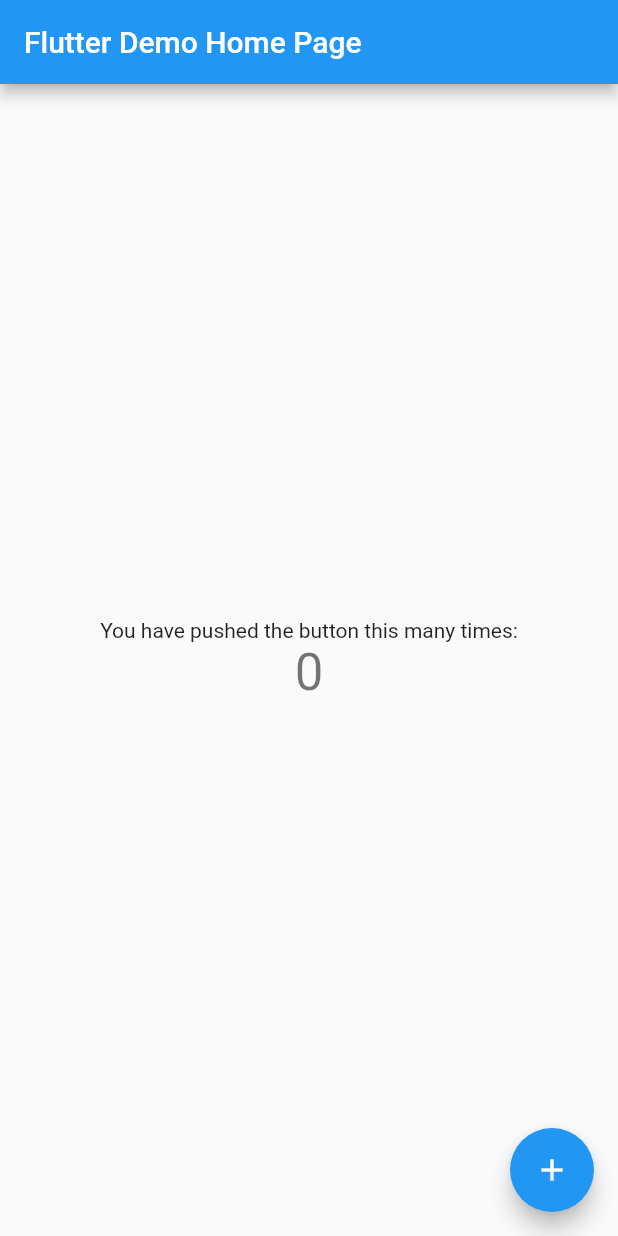
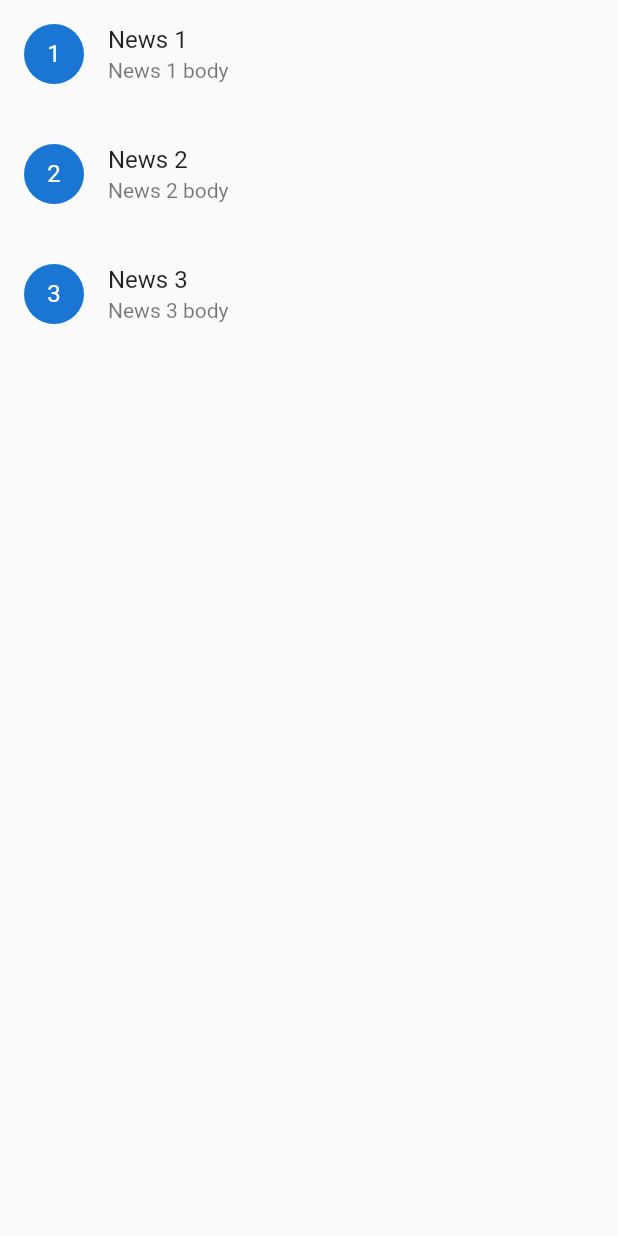
Before and after one commit to thisisyusub/Related-to-Articles, a Flutter app: the screen it shows after launch, on a phone screen of 412 x 824 dp. Run offline on Flutter 3.47's test engine with Material 2 defaults, Android fonts, the phone set to English and light mode, and no system bars; our stand-ins replace firebase_core, firebase_dynamic_links, flutter_riverpod, go_router; accounts and stored records are empty.

Commit message:
deep link article part 1 completed

```diff
--- /dev/null
+++ b/android_deep_linking/lib/app_router.dart
@@ -0,0 +1,20 @@
+import 'package:go_router/go_router.dart';
+
+import 'news_list_page.dart';
+import 'news_page.dart';
+
+final router = GoRouter(
+  initialLocation: '/',
+  routes: [
+    GoRoute(
+      path: '/',
+      builder: (context, state) => const NewsListPage(),
+    ),
+    GoRoute(
+      path: '/news/:id',
+      builder: (context, state) => NewsPage(
+        id: state.params['id']!,
+      ),
+    ),
+  ],
+);
--- /dev/null
+++ b/android_deep_linking/lib/injection_container.dart
@@ -0,0 +1,22 @@
+import 'package:firebase_dynamic_links/firebase_dynamic_links.dart';
+import 'package:flutter_riverpod/flutter_riverpod.dart';
+
+import 'dynamic_link_notifier.dart';
+import 'dynamic_link_service.dart';
+
+final firebaseDynamicLinksProvider = Provider<FirebaseDynamicLinks>(
+  (ref) => FirebaseDynamicLinks.instance,
+);
+
+final dynamicLinkServiceProvider = Provider<DynamicLinkService>(
+  (ref) => DynamicLinkServiceImpl(
+    dynamicLinks: ref.watch(firebaseDynamicLinksProvider),
+  ),
+);
+
+final dynamicLinkNotifierProvider =
+    StateNotifierProvider<DynamicLinkNotifier, String?>(
+  (ref) => DynamicLinkNotifier(
+    dynamicLinkService: ref.watch(dynamicLinkServiceProvider),
+  ),
+);
--- a/android_deep_linking/lib/main.dart
+++ b/android_deep_linking/lib/main.dart
@@ -1,115 +1,34 @@
+import 'package:android_deep_linking/app_router.dart';
+import 'package:firebase_core/firebase_core.dart';
 import 'package:flutter/material.dart';
+import 'package:flutter_riverpod/flutter_riverpod.dart';
 
-void main() {
-  runApp(const MyApp());
+import 'firebase_options.dart';
+
+void main() async {
+  WidgetsFlutterBinding.ensureInitialized();
+  await Firebase.initializeApp(
+    options: DefaultFirebaseOptions.currentPlatform,
+  );
+
+  runApp(
+    const ProviderScope(
+      child: MyApp(),
+    ),
+  );
 }
 
 class MyApp extends StatelessWidget {
   const MyApp({super.key});
 
-  // This widget is the root of your application.
   @override
   Widget build(BuildContext context) {
-    return MaterialApp(
+    return MaterialApp.router(
       title: 'Flutter Demo',
+      routerConfig: router,
       theme: ThemeData(
-        // This is the theme of your application.
-        //
-        // Try running your application with "flutter run". You'll see the
-        // application has a blue toolbar. Then, without quitting the app, try
-        // changing the primarySwatch below to Colors.green and then invoke
-        // "hot reload" (press "r" in the console where you ran "flutter run",
-        // or simply save your changes to "hot reload" in a Flutter IDE).
-        // Notice that the counter didn't reset back to zero; the application
-        // is not restarted.
         primarySwatch: Colors.blue,
       ),
-      home: const MyHomePage(title: 'Flutter Demo Home Page'),
     );
   }
 }
-
-class MyHomePage extends StatefulWidget {
-  const MyHomePage({super.key, required this.title});
-
-  // This widget is the home page of your application. It is stateful, meaning
-  // that it has a State object (defined below) that contains fields that affect
-  // how it looks.
-
-  // This class is the configuration for the state. It holds the values (in this
-  // case the title) provided by the parent (in this case the App widget) and
-  // used by the build method of the State. Fields in a Widget subclass are
-  // always marked "final".
-
-  final String title;
-
-  @override
-  State<MyHomePage> createState() => _MyHomePageState();
-}
-
-class _MyHomePageState extends State<MyHomePage> {
-  int _counter = 0;
-
-  void _incrementCounter() {
-    setState(() {
-      // This call to setState tells the Flutter framework that something has
-      // changed in this State, which causes it to rerun the build method below
-      // so that the display can reflect the updated values. If we changed
-      // _counter without calling setState(), then the build method would not be
-      // called again, and so nothing would appear to happen.
-      _counter++;
-    });
-  }
-
-  @override
-  Widget build(BuildContext context) {
-    // This method is rerun every time setState is called, for instance as done
-    // by the _incrementCounter method above.
-    //
-    // The Flutter framework has been optimized to make rerunning build methods
-    // fast, so that you can just rebuild anything that needs updating rather
-    // than having to individually change instances of widgets.
-    return Scaffold(
-      appBar: AppBar(
-        // Here we take the value from the MyHomePage object that was created by
-        // the App.build method, and use it to set our appbar title.
-        title: Text(widget.title),
-      ),
-      body: Center(
-        // Center is a layout widget. It takes a single child and positions it
-        // in the middle of the parent.
-        child: Column(
-          // Column is also a layout widget. It takes a list of children and
-          // arranges them vertically. By default, it sizes itself to fit its
-          // children horizontally, and tries to be as tall as its parent.
-          //
-          // Invoke "debug painting" (press "p" in the console, choose the
-          // "Toggle Debug Paint" action from the Flutter Inspector in Android
-          // Studio, or the "Toggle Debug Paint" command in Visual Studio Code)
-          // to see the wireframe for each widget.
-          //
-          // Column has various properties to control how it sizes itself and
-          // how it positions its children. Here we use mainAxisAlignment to
-          // center the children vertically; the main axis here is the vertical
-          // axis because Columns are vertical (the cross axis would be
-          // horizontal).
-          mainAxisAlignment: MainAxisAlignment.center,
-          children: <Widget>[
-            const Text(
-              'You have pushed the button this many times:',
-            ),
-            Text(
-              '$_counter',
-              style: Theme.of(context).textTheme.headline4,
-            ),
-          ],
-        ),
-      ),
-      floatingActionButton: FloatingActionButton(
-        onPressed: _incrementCounter,
-        tooltip: 'Increment',
-        child: const Icon(Icons.add),
-      ), // This trailing comma makes auto-formatting nicer for build methods.
-    );
-  }
-}
--- /dev/null
+++ b/android_deep_linking/lib/news.dart
@@ -0,0 +1,29 @@
+class News {
+  final String id;
+  final String title;
+  final String body;
+
+  News({
+    required this.id,
+    required this.title,
+    required this.body,
+  });
+}
+
+final mockNews = [
+  News(
+    id: "1",
+    title: 'News 1',
+    body: 'News 1 body',
+  ),
+  News(
+    id: "2",
+    title: 'News 2',
+    body: 'News 2 body',
+  ),
+  News(
+    id: "3",
+    title: 'News 3',
+    body: 'News 3 body',
+  ),
+];
--- /dev/null
+++ b/android_deep_linking/lib/news_item.dart
@@ -0,0 +1,27 @@
+import 'package:flutter/material.dart';
+import 'package:go_router/go_router.dart';
+
+import 'news.dart';
+
+class NewsItem extends StatelessWidget {
+  const NewsItem({
+    super.key,
+    required this.news,
+  });
+
+  final News news;
+
+  @override
+  Widget build(BuildContext context) {
+    return ListTile(
+      onTap: () {
+        context.push('/news/${news.id}');
+      },
+      leading: CircleAvatar(
+        child: Text(news.id.toString()),
+      ),
+      title: Text(news.title),
+      subtitle: Text(news.body),
+    );
+  }
+}
--- /dev/null
+++ b/android_deep_linking/lib/news_list_page.dart
@@ -0,0 +1,51 @@
+import 'package:flutter/material.dart';
+import 'package:flutter_riverpod/flutter_riverpod.dart';
+import 'package:go_router/go_router.dart';
+
+import 'injection_container.dart';
+import 'news.dart';
+import 'news_item.dart';
+
+class NewsListPage extends ConsumerStatefulWidget {
+  const NewsListPage({super.key});
+
+  @override
+  ConsumerState<NewsListPage> createState() => _NewsListPageState();
+}
+
+class _NewsListPageState extends ConsumerState<NewsListPage> {
+  @override
+  void initState() {
+    super.initState();
+
+    WidgetsBinding.instance.addPostFrameCallback(
+      (_) {
+        ref.read(dynamicLinkNotifierProvider.notifier).getInitialLink();
+      },
+    );
+  }
+
+  @override
+  Widget build(BuildContext context) {
+    ref.listen<String?>(dynamicLinkNotifierProvider, (_, newPath) {
+      if (newPath != null) {
+        context.push(newPath);
+        ref.read(dynamicLinkNotifierProvider.notifier).clear();
+      }
+    });
+
+    return Scaffold(
+      body: SafeArea(
+        child: ListView.separated(
+          itemBuilder: (context, index) {
+            return NewsItem(news: mockNews[index]);
+          },
+          separatorBuilder: (_, __) {
+            return const SizedBox(height: 8);
+          },
+          itemCount: mockNews.length,
+        ),
+      ),
+    );
+  }
+}
--- a/android_deep_linking/pubspec.yaml
+++ b/android_deep_linking/pubspec.yaml
@@ -36,6 +36,10 @@
   # The following adds the Cupertino Icons font to your application.
   # Use with the CupertinoIcons class for iOS style icons.
   cupertino_icons: ^1.0.2
+  go_router: ^5.1.1
+  flutter_riverpod: ^2.0.2
+  firebase_core: ^2.1.0
+  firebase_dynamic_links: ^5.0.2
 
 dev_dependencies:
   flutter_test:
```
Also changed, not shown: android_deep_linking/lib/dynamic_link_notifier.dart (added, +34 -0 lines), android_deep_linking/lib/dynamic_link_service.dart (added, +27 -0 lines), android_deep_linking/lib/news_page.dart (added, +44 -0 lines), android_deep_linking/lib/firebase_options.dart (added), android_deep_linking/pubspec.lock, 10 other files.
